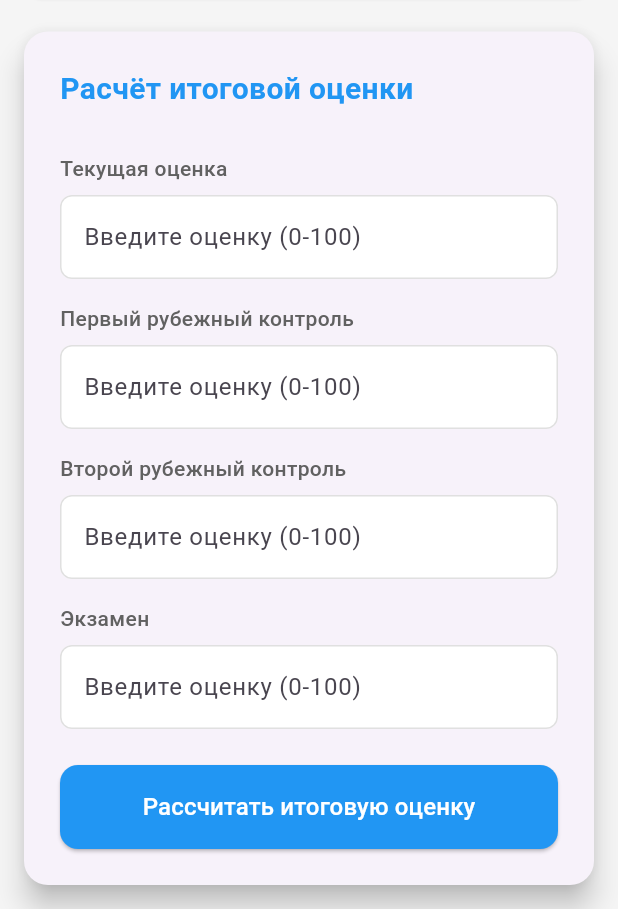
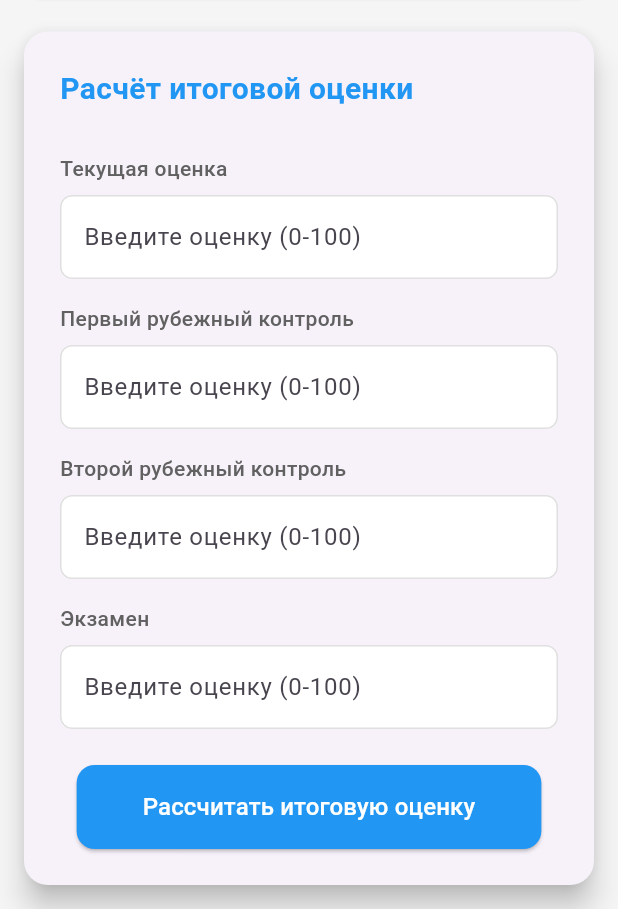
Before and after one commit to sssanzhar04-ux/shokangrade, a Flutter app: the screen it shows after launch, scrolled down 87 dp, on a phone screen of 412 x 824 dp, the part 327-1236 px from its top. Run offline on Flutter 3.47's test engine with Material 3 defaults, Android fonts, the light colour scheme and no system bars.

Commit message:
Initial commit

```diff
--- a/lib/main.dart
+++ b/lib/main.dart
@@ -65,7 +65,6 @@ class AppStrings {
     this.languageSetting = "Язык",
     this.aboutApp = "О приложении",
     this.aboutTitle = "О приложении",
-    // ОБНОВЛЕННЫЙ ТЕКСТ
     this.aboutDescription = "Shokan Grade — кроссплатформенное мобильное приложение, предназначенное для студентов, обучающихся по кредитно-рейтинговой системе. Приложение обеспечивает точный расчёт итоговой оценки по дисциплине на основе текущей оценки, результатов рубежного контроля и экзаменационного балла.\n\nРазработка выполнена в учебных целях в рамках дисциплины «Программирование мобильных устройств» и демонстрирует практические навыки создания мобильных приложений для Android и iOS.\n\nФункциональное назначение приложения — предоставление студентам удобного инструмента для определения итогового рейтинга, который также может использоваться при расчёте академической успеваемости и определении права на получение стипендии.",
     this.developer = "👨‍💻 РАЗРАБОТЧИК:",
     this.developerInfo = "Karzhaubayev Sanzhar\nГруппа: ВТиПОК-221",
@@ -105,7 +104,6 @@ final kazakhStrings = AppStrings(
   languageSetting: "Тіл",
   aboutApp: "Қолданба туралы",
   aboutTitle: "Қолданба туралы",
-  // ОБНОВЛЕННЫЙ ТЕКСТ - ИСПРАВЛЕНО
   aboutDescription: "Shokan Grade – кредиттік жүйеде оқитын студенттерге арналған кросс-платформалы мобильді қосымша. Қосымша курс бойынша қорытынды бағасын ағымдағы бағасына, аралық бағалау нәтижелеріне және емтихан нәтижелеріне негіздеп дәл есептейді.\n\nБұл қосымша мобильді құрылғыларды бағдарламалау курсы аясында білім беру мақсатында жасалған және Android және iOS үшін мобильді қосымшалар жасаудағы практикалық дағдыларды көрсетеді.\n\nҚосымшаның мақсаты – студенттерге қорытынды бағасын анықтауға арналған ыңғайлы құралды ұсыну, оны академиялық көрсеткіштерді есептеу және стипендияға құқығын анықтау үшін де пайдалануға болады.",
   developer: "👨‍💻 ӘЗІРЛЕУШІ:",
   developerInfo: "Қаржаубаев Санжар\nТоп: ВТиПОК-221",
@@ -141,7 +139,6 @@ final englishStrings = AppStrings(
   languageSetting: "Language",
   aboutApp: "About App",
   aboutTitle: "About App",
-  // ОБНОВЛЕННЫЙ ТЕКСТ - ИСПРАВЛЕНО
   aboutDescription: "Shokan Grade is a cross-platform mobile app designed for students enrolled in a credit-based system. The app accurately calculates their final grade for a course based on their current grade, midterm assessment results, and exam scores.\n\nThis app was developed for educational purposes within the Mobile Device Programming course and demonstrates practical skills in creating mobile apps for Android and iOS.\n\nThe app's purpose is to provide students with a convenient tool for determining their final grade, which can also be used to calculate academic performance and determine scholarship eligibility.",
   developer: "👨‍💻 DEVELOPER:",
   developerInfo: "Karzhaubayev Sanzhar\nGroup: VTiPOK-221",
@@ -293,14 +290,14 @@ class _CalculatorScreenState extends State<CalculatorScreen> {
 
   Color _getResultColor(double grade) {
     if (grade >= 90) return const Color(0xFF4CAF50);
-    if (grade >= 80) return const Color(0xFF2196F3);
+    if (grade >= 70) return const Color(0xFF2196F3);
     if (grade >= 50) return const Color(0xFFFFC107);
     return const Color(0xFFF44336);
   }
 
   String _getGradeDescription(double grade) {
     if (grade >= 90) return widget.strings.excellent;
-    if (grade >= 80) return widget.strings.good;
+    if (grade >= 70) return widget.strings.good;
     if (grade >= 50) return widget.strings.satisfactory;
     return widget.strings.unsatisfactory;
   }
@@ -491,32 +488,42 @@ class _CalculatorScreenState extends State<CalculatorScreen> {
 
                     const SizedBox(height: 24),
 
-                    // Кнопка расчета
-                    SizedBox(
-                      width: double.infinity,
-                      height: 56,
+                    // === ИСПРАВЛЕННАЯ ЧАСТЬ: КНОПКА И РЕЗУЛЬТАТ С ОДИНАКОВОЙ ДЛИНОЙ ===
+                    Center(
+                      child: Column(
+                        mainAxisSize: MainAxisSize.min,
+                        children: [
+                          // Кнопка расчета - длина подстраивается под текст
+                          Container(
                             child: ElevatedButton(
                               onPressed: _calculate,
                               style: ElevatedButton.styleFrom(
+                                minimumSize: const Size(double.minPositive, 56),
                                 backgroundColor: primaryColor,
                                 shape: RoundedRectangleBorder(
                                   borderRadius: BorderRadius.circular(12),
                                 ),
                               ),
+                              child: Padding(
+                                padding: const EdgeInsets.symmetric(horizontal: 20, vertical: 12),
                                 child: Text(
                                   widget.strings.calculateButton,
                                   style: const TextStyle(
                                     fontSize: 16,
                                     fontWeight: FontWeight.w500,
                                   ),
+                                  textAlign: TextAlign.center,
+                                ),
                               ),
                             ),
                           ),
 
-                    // Результат
+                          // Результат - ДЛИНА ТАКАЯ ЖЕ как у кнопки
                           if (_resultText.isNotEmpty) ...[
                             const SizedBox(height: 20),
-                      Card(
+                            Container(
+                              // БЕЗ фиксированной ширины - длина берется от кнопки
+                              child: Card(
                                 color: _resultColor,
                                 shape: RoundedRectangleBorder(
                                   borderRadius: BorderRadius.circular(12),
@@ -524,6 +531,7 @@ class _CalculatorScreenState extends State<CalculatorScreen> {
                                 child: Padding(
                                   padding: const EdgeInsets.all(16),
                                   child: Column(
+                                    mainAxisSize: MainAxisSize.min,
                                     children: [
                                       Text(
                                         widget.strings.result,
@@ -532,6 +540,7 @@ class _CalculatorScreenState extends State<CalculatorScreen> {
                                           fontWeight: FontWeight.bold,
                                           color: Colors.white,
                                         ),
+                                        textAlign: TextAlign.center,
                                       ),
                                       const SizedBox(height: 8),
                                       Text(
@@ -546,7 +555,11 @@ class _CalculatorScreenState extends State<CalculatorScreen> {
                                   ),
                                 ),
                               ),
+                            ),
                           ],
+                        ],
+                      ),
+                    ),
                   ],
                 ),
               ),
```
Also changed, not shown: assets/images/shokan1.png. Lines whose indentation alone changed are shown as unchanged.
